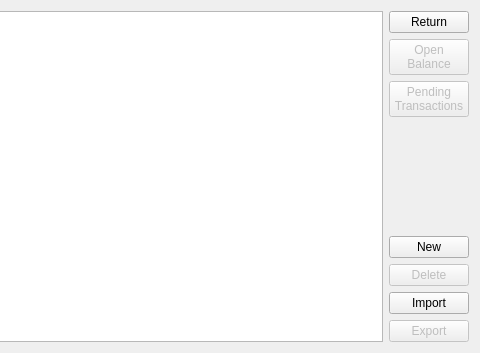
CiottiGiorgio/Algorand-Wallet-Manager, file Interfaces/Main/Address/Ui_Frame.ui: the form before one commit; both pictures show x 257 to 737 and y 0 to 353 of the 737 by 353 pixel window.
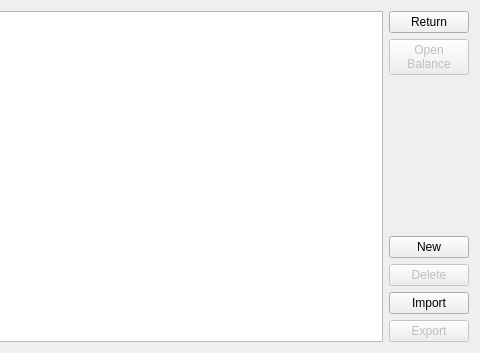
The form after the commit. Custom widgets are drawn as their Qt base class.

Commit message: Finished address functionality in AddressFrame.

Diff of the .ui file:
```diff
--- a/Interfaces/Main/Address/Ui_Frame.ui
+++ b/Interfaces/Main/Address/Ui_Frame.ui
@@ -41,17 +41,6 @@
        </property>
       </widget>
      </item>
-     <item>
-      <widget class="QPushButton" name="pushButton_pending_transactions">
-       <property name="enabled">
-        <bool>false</bool>
-       </property>
-       <property name="text">
-        <string>Pending
-Transactions</string>
-       </property>
-      </widget>
-     </item>
      <item>
       <spacer name="verticalSpacer">
        <property name="orientation">
```
The commit also changes 10 other files.
